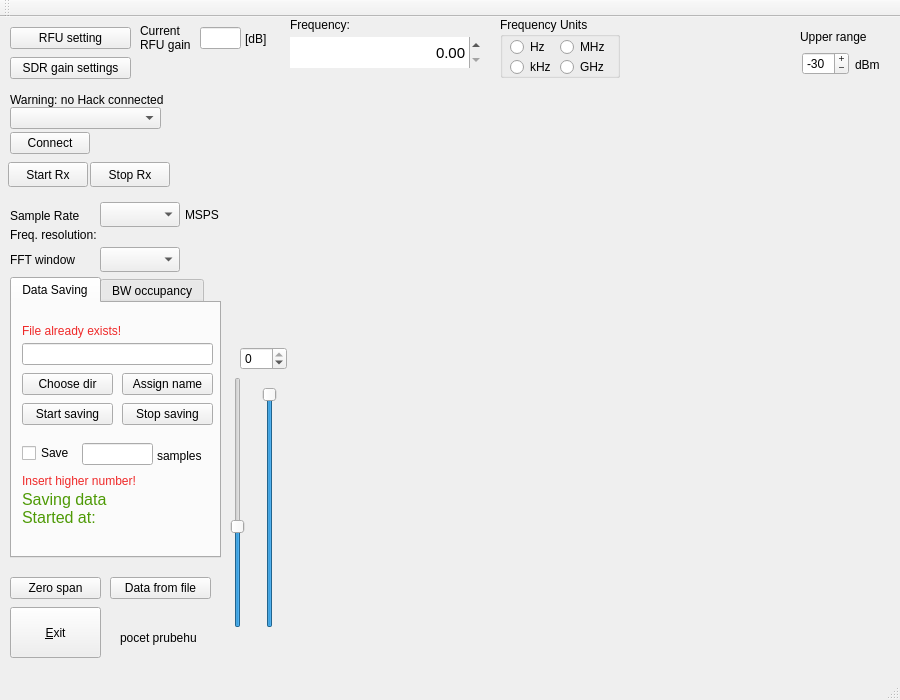
First picture: the form in mainwindow.ui, repository petrsvobodnik/DP, before the edit.
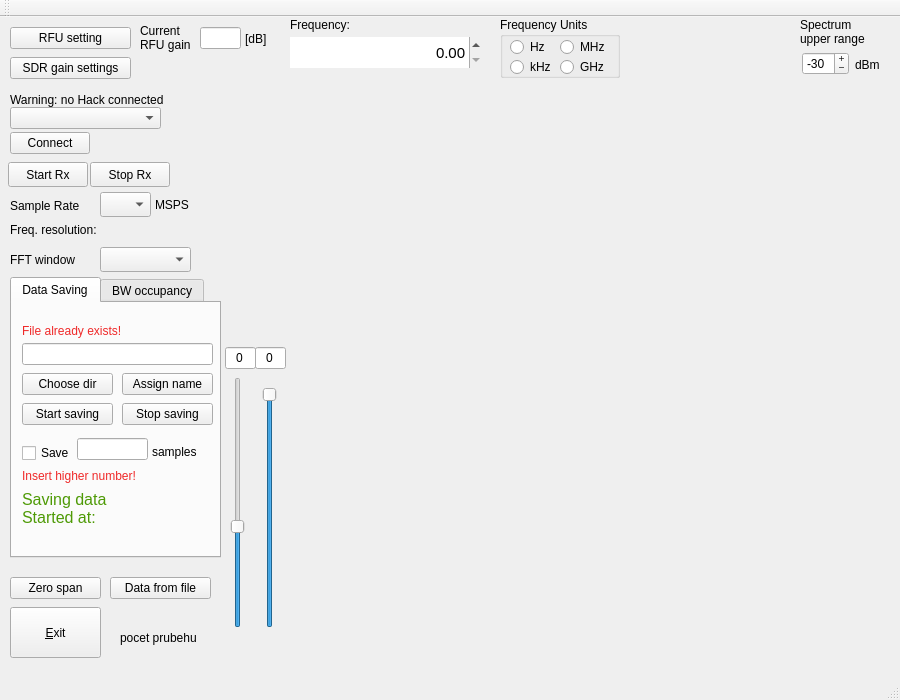
Second picture: the form after the edit. Custom widgets are drawn as their Qt base class.

```diff
--- a/mainwindow.ui
+++ b/mainwindow.ui
@@ -525,7 +525,7 @@
      <rect>
       <x>100</x>
       <y>230</y>
-      <width>80</width>
+      <width>91</width>
       <height>25</height>
      </rect>
     </property>
@@ -559,13 +559,14 @@
     <property name="geometry">
      <rect>
       <x>800</x>
-      <y>10</y>
+      <y>-1</y>
       <width>81</width>
-      <height>20</height>
+      <height>31</height>
      </rect>
     </property>
     <property name="text">
-     <string>Upper range</string>
+     <string>Spectrum
+upper range</string>
     </property>
    </widget>
    <widget class="QComboBox" name="CBhackSN">
@@ -598,8 +599,8 @@
     <property name="geometry">
      <rect>
       <x>100</x>
-      <y>185</y>
-      <width>80</width>
+      <y>175</y>
+      <width>51</width>
       <height>25</height>
      </rect>
     </property>
@@ -721,7 +722,7 @@
     <property name="geometry">
      <rect>
       <x>10</x>
-      <y>191</y>
+      <y>181</y>
       <width>91</width>
       <height>16</height>
      </rect>
@@ -746,8 +747,8 @@
    <widget class="QLabel" name="label_7">
     <property name="geometry">
      <rect>
-      <x>185</x>
-      <y>190</y>
+      <x>155</x>
+      <y>180</y>
       <width>41</width>
       <height>16</height>
      </rect>
@@ -1031,8 +1032,8 @@
      <widget class="QLineEdit" name="LEfinishSave">
       <property name="geometry">
        <rect>
-        <x>70</x>
-        <y>140</y>
+        <x>65</x>
+        <y>135</y>
         <width>71</width>
         <height>22</height>
        </rect>
@@ -1041,8 +1042,8 @@
      <widget class="QLabel" name="label_14">
       <property name="geometry">
        <rect>
-        <x>145</x>
-        <y>145</y>
+        <x>140</x>
+        <y>141</y>
         <width>61</width>
         <height>16</height>
        </rect>
@@ -1055,7 +1056,7 @@
       <property name="geometry">
        <rect>
         <x>10</x>
-        <y>170</y>
+        <y>165</y>
         <width>141</width>
         <height>16</height>
        </rect>
@@ -1350,30 +1351,11 @@
      <string>Frequency:</string>
     </property>
    </widget>
-   <widget class="QSpinBox" name="SBupperWF">
-    <property name="geometry">
-     <rect>
-      <x>240</x>
-      <y>330</y>
-      <width>47</width>
-      <height>23</height>
-     </rect>
-    </property>
-    <property name="minimum">
-     <number>-90</number>
-    </property>
-    <property name="maximum">
-     <number>0</number>
-    </property>
-    <property name="singleStep">
-     <number>5</number>
-    </property>
-   </widget>
    <widget class="QLabel" name="labelFreqRes">
     <property name="geometry">
      <rect>
       <x>10</x>
-      <y>210</y>
+      <y>205</y>
       <width>171</width>
       <height>16</height>
      </rect>
@@ -1419,6 +1401,44 @@
      <string>[dB]</string>
     </property>
    </widget>
+   <widget class="QLineEdit" name="LEupperWF">
+    <property name="geometry">
+     <rect>
+      <x>255</x>
+      <y>330</y>
+      <width>31</width>
+      <height>22</height>
+     </rect>
+    </property>
+    <property name="text">
+     <string>0</string>
+    </property>
+    <property name="alignment">
+     <set>Qt::AlignCenter</set>
+    </property>
+    <property name="readOnly">
+     <bool>true</bool>
+    </property>
+   </widget>
+   <widget class="QLineEdit" name="LEaddConstantWF">
+    <property name="geometry">
+     <rect>
+      <x>225</x>
+      <y>330</y>
+      <width>31</width>
+      <height>22</height>
+     </rect>
+    </property>
+    <property name="text">
+     <string>0</string>
+    </property>
+    <property name="alignment">
+     <set>Qt::AlignCenter</set>
+    </property>
+    <property name="readOnly">
+     <bool>true</bool>
+    </property>
+   </widget>
   </widget>
   <widget class="QMenuBar" name="menuBar">
    <property name="geometry">
```
Left out of the diff: 8 changed lines with no effect on the pictures.
